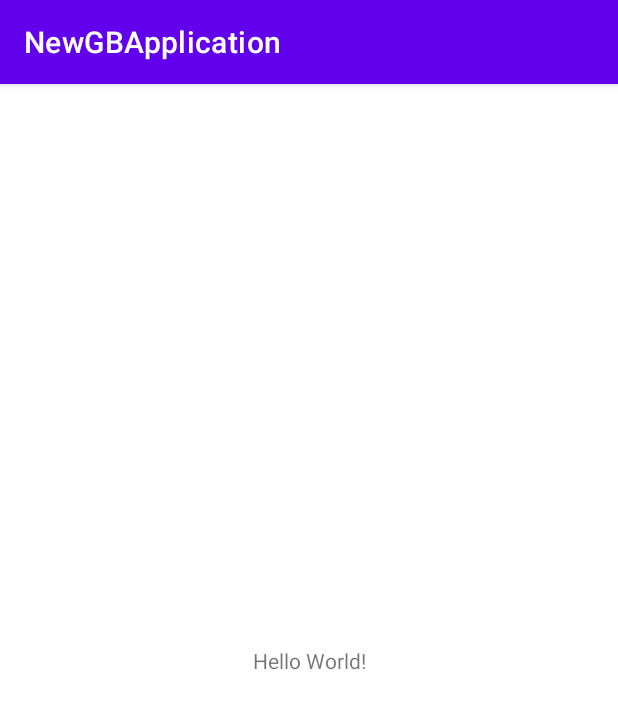
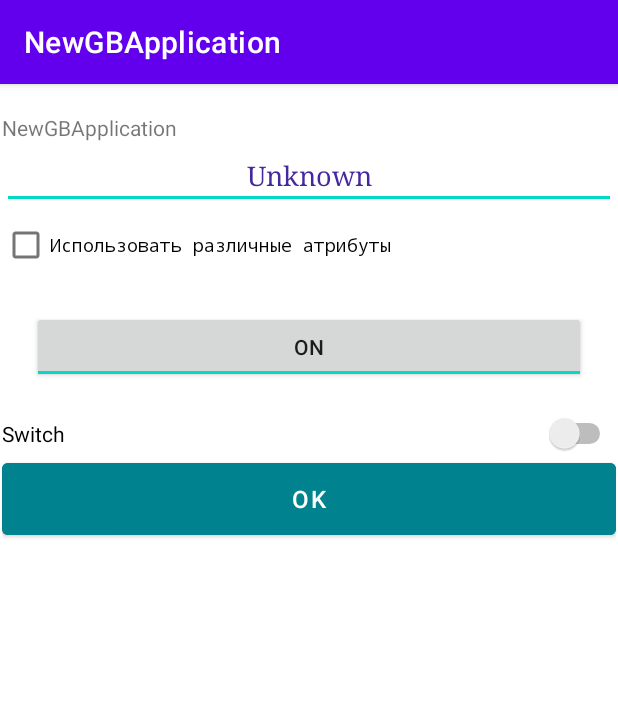
Before and after one commit to svetlanakuro/NewGBApplication, an Android app: the screen it shows after launch (MainActivity), on a phone screen of 412 x 824 dp. Shown: the top 709 px of the screen. Run offline under Robolectric (Android 15) with nearby library versions, the phone set to English and light mode, and no system bars.

Commit message:
Создан проект со следующими пользовательскими элементами: TextView, EditText, Button, Switch, CheckBox, ToggleButton. Для работы использован LinearLayout.

```diff
--- a/app/src/main/res/layout/activity_main.xml
+++ b/app/src/main/res/layout/activity_main.xml
@@ -6,13 +6,70 @@
     android:layout_height="match_parent"
     tools:context=".MainActivity">
 
-    <TextView
-        android:layout_width="wrap_content"
-        android:layout_height="wrap_content"
-        android:text="Hello World!"
+    <LinearLayout
+        android:layout_width="409dp"
+        android:layout_height="729dp"
+        android:layout_marginStart="1dp"
+        android:layout_marginTop="1dp"
+        android:layout_marginEnd="1dp"
+        android:layout_marginBottom="1dp"
+        android:orientation="vertical"
         app:layout_constraintBottom_toBottomOf="parent"
-        app:layout_constraintLeft_toLeftOf="parent"
-        app:layout_constraintRight_toRightOf="parent"
-        app:layout_constraintTop_toTopOf="parent" />
+        app:layout_constraintEnd_toEndOf="parent"
+        app:layout_constraintStart_toStartOf="parent"
+        app:layout_constraintTop_toTopOf="parent">
 
+        <TextView
+            android:id="@+id/textView"
+            android:layout_width="match_parent"
+            android:layout_height="wrap_content"
+            android:text="@string/app_name"
+            android:textAlignment="textStart" />
+
+        <EditText
+            android:id="@+id/editTextTextPersonName"
+            android:layout_width="match_parent"
+            android:layout_height="wrap_content"
+            android:ems="10"
+            android:fontFamily="serif"
+            android:hint="@android:string/unknownName"
+            android:inputType="textPersonName"
+            android:text="@android:string/unknownName"
+            android:textAlignment="center"
+            android:textColor="#4527A0"
+            android:typeface="serif" />
+
+        <CheckBox
+            android:id="@+id/checkBox"
+            android:layout_width="match_parent"
+            android:layout_height="wrap_content"
+            android:fontFamily="monospace"
+            android:text="Использовать различные атрибуты"
+            android:textSize="12sp"
+            android:typeface="normal" />
+
+        <ToggleButton
+            android:id="@+id/toggleButton"
+            android:layout_width="match_parent"
+            android:layout_height="wrap_content"
+            android:layout_margin="20dp"
+            android:checked="true" />
+
+        <Switch
+            android:id="@+id/switch1"
+            android:layout_width="match_parent"
+            android:layout_height="wrap_content"
+            android:text="Switch" />
+
+        <Button
+            android:id="@+id/button"
+            android:layout_width="match_parent"
+            android:layout_height="wrap_content"
+            android:backgroundTint="#00838F"
+            android:minHeight="60dp"
+            android:text="@android:string/ok"
+            android:textAlignment="center"
+            android:textSize="16sp" />
+
+    </LinearLayout>
 </androidx.constraintlayout.widget.ConstraintLayout>
```
